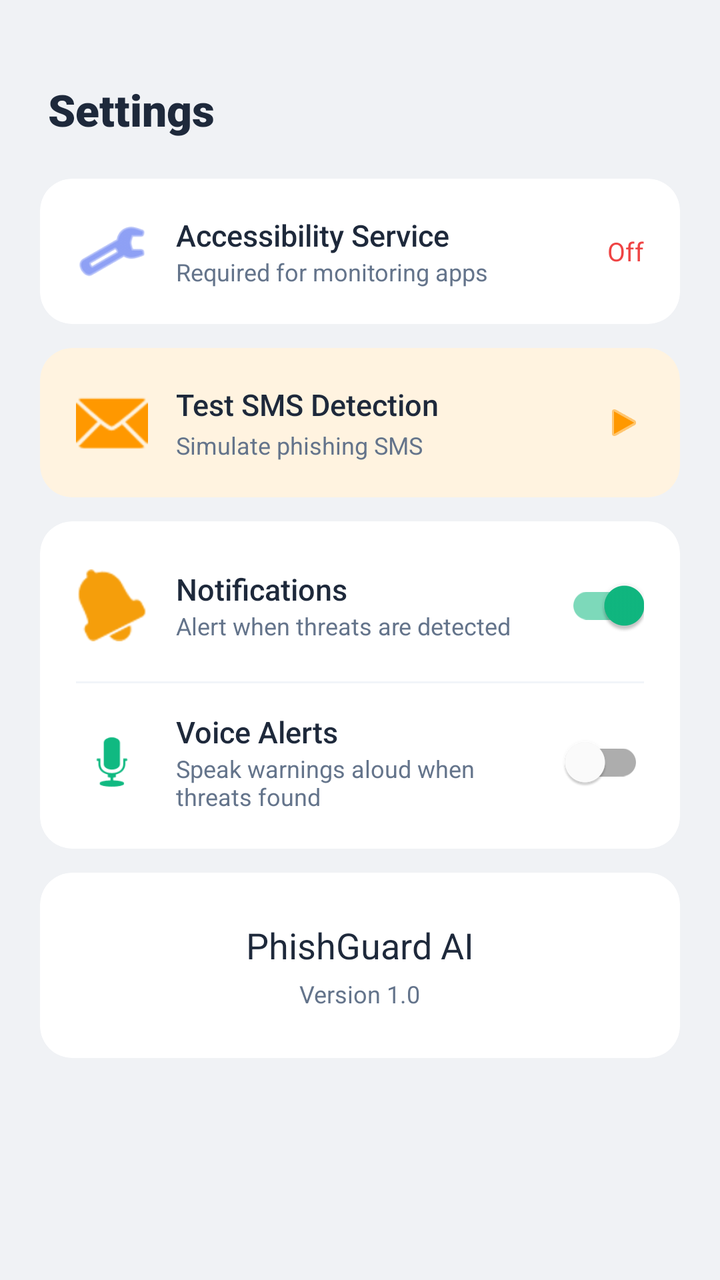
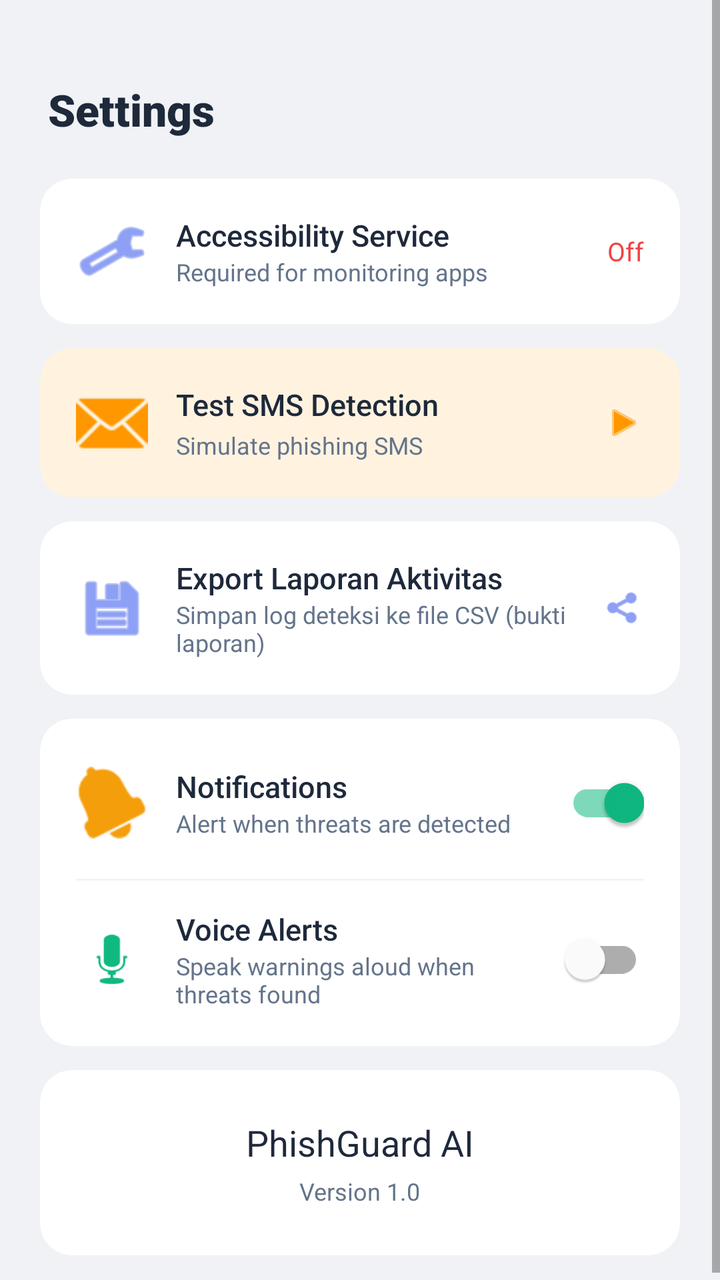

Two renders of the same Android screen: before a commit and after it. Below are the layout's source before the change and the commit's diff.
<!-- AndroidManifest.xml: application theme Theme.Ai_project_singapore -->
<!-- res/layout/fragment_settings.xml -->
<?xml version="1.0" encoding="utf-8"?>
<ScrollView xmlns:android="http://schemas.android.com/apk/res/android"
    xmlns:app="http://schemas.android.com/apk/res-auto"
    android:layout_width="match_parent"
    android:layout_height="match_parent"
    android:background="@color/background_light"
    android:fillViewport="true">

    <LinearLayout
        android:layout_width="match_parent"
        android:layout_height="wrap_content"
        android:orientation="vertical"
        android:paddingBottom="16dp">

        
        <TextView
            android:layout_width="wrap_content"
            android:layout_height="wrap_content"
            android:layout_marginStart="24dp"
            android:layout_marginTop="40dp"
            android:fontFamily="sans-serif-black"
            android:text="@string/settings_title"
            android:textColor="@color/text_primary"
            android:textSize="22sp" />

        
        <androidx.cardview.widget.CardView
            android:layout_width="match_parent"
            android:layout_height="wrap_content"
            android:layout_marginHorizontal="20dp"
            android:layout_marginTop="20dp"
            app:cardCornerRadius="16dp"
            app:cardElevation="0dp"
            app:cardBackgroundColor="@color/card_background">

            <LinearLayout
                android:id="@+id/btnAccessibility"
                android:layout_width="match_parent"
                android:layout_height="wrap_content"
                android:orientation="horizontal"
                android:gravity="center_vertical"
                android:padding="18dp"
                android:clickable="true"
                android:focusable="true"
                android:foreground="?android:attr/selectableItemBackground">

                <ImageView
                    android:layout_width="36dp"
                    android:layout_height="36dp"
                    android:src="@android:drawable/ic_menu_manage"
                    app:tint="@color/primary"
                    android:layout_marginEnd="14dp"/>

                <LinearLayout
                    android:layout_width="0dp"
                    android:layout_height="wrap_content"
                    android:layout_weight="1"
                    android:orientation="vertical">

                    <TextView
                        android:layout_width="wrap_content"
                        android:layout_height="wrap_content"
                        android:text="@string/setting_accessibility"
                        android:textColor="@color/text_primary"
                        android:textSize="15sp"
                        android:fontFamily="sans-serif-medium" />

                    <TextView
                        android:layout_width="wrap_content"
                        android:layout_height="wrap_content"
                        android:text="@string/setting_accessibility_desc"
                        android:textColor="@color/text_secondary"
                        android:textSize="12sp" />
                </LinearLayout>

                <TextView
                    android:id="@+id/tvAccessibilityStatus"
                    android:layout_width="wrap_content"
                    android:layout_height="wrap_content"
                    android:text="Off"
                    android:textColor="@color/error"
                    android:textSize="13sp"
                    android:fontFamily="sans-serif-bold" />
            </LinearLayout>
        </androidx.cardview.widget.CardView>
        
        
        <androidx.cardview.widget.CardView
            android:layout_width="match_parent"
            android:layout_height="wrap_content"
            android:layout_marginHorizontal="20dp"
            android:layout_marginTop="12dp"
            app:cardCornerRadius="16dp"
            app:cardElevation="0dp"
            app:cardBackgroundColor="#FFF3E0">

            <LinearLayout
                android:id="@+id/btnTestSms"
                android:layout_width="match_parent"
                android:layout_height="wrap_content"
                android:orientation="horizontal"
                android:gravity="center_vertical"
                android:padding="18dp"
                android:clickable="true"
                android:focusable="true"
                android:foreground="?android:attr/selectableItemBackground">

                <ImageView
                    android:layout_width="36dp"
                    android:layout_height="36dp"
                    android:src="@android:drawable/ic_dialog_email"
                    app:tint="#FF9800"
                    android:layout_marginEnd="14dp"/>

                <LinearLayout
                    android:layout_width="0dp"
                    android:layout_height="wrap_content"
                    android:layout_weight="1"
                    android:orientation="vertical">

                    <TextView
                        android:layout_width="wrap_content"
                        android:layout_height="wrap_content"
                        android:text="Test SMS Detection"
                        android:textColor="@color/text_primary"
                        android:textSize="15sp"
                        android:fontFamily="sans-serif-medium"
                        android:maxLines="1"
                        android:ellipsize="end" />

                    <TextView
                        android:layout_width="wrap_content"
                        android:layout_height="wrap_content"
                        android:text="Simulate phishing SMS"
                        android:textColor="@color/text_secondary"
                        android:textSize="12sp"
                        android:layout_marginTop="2dp"
                        android:maxLines="1"
                        android:ellipsize="end" />
                </LinearLayout>

                <ImageView
                    android:layout_width="20dp"
                    android:layout_height="20dp"
                    android:src="@android:drawable/ic_media_play"
                    app:tint="#FF9800" />
            </LinearLayout>
        </androidx.cardview.widget.CardView>

        
        <androidx.cardview.widget.CardView
            android:layout_width="match_parent"
            android:layout_height="wrap_content"
            android:layout_marginHorizontal="20dp"
            android:layout_marginTop="12dp"
            app:cardCornerRadius="16dp"
            app:cardElevation="0dp"
            app:cardBackgroundColor="@color/card_background">

            <LinearLayout
                android:layout_width="match_parent"
                android:layout_height="wrap_content"
                android:orientation="vertical"
                android:padding="4dp">

                
                <LinearLayout
                    android:layout_width="match_parent"
                    android:layout_height="wrap_content"
                    android:orientation="horizontal"
                    android:gravity="center_vertical"
                    android:padding="14dp">

                    <ImageView
                        android:layout_width="36dp"
                        android:layout_height="36dp"
                        android:src="@android:drawable/ic_popup_reminder"
                        app:tint="@color/warning"
                        android:layout_marginEnd="14dp"/>

                    <LinearLayout
                        android:layout_width="0dp"
                        android:layout_height="wrap_content"
                        android:layout_weight="1"
                        android:orientation="vertical">

                        <TextView
                            android:layout_width="wrap_content"
                            android:layout_height="wrap_content"
                            android:text="@string/setting_notifications"
                            android:textColor="@color/text_primary"
                            android:textSize="15sp"
                            android:fontFamily="sans-serif-medium" />

                        <TextView
                            android:layout_width="wrap_content"
                            android:layout_height="wrap_content"
                            android:text="@string/setting_notifications_desc"
                            android:textColor="@color/text_secondary"
                            android:textSize="12sp" />
                    </LinearLayout>

                    <com.google.android.material.switchmaterial.SwitchMaterial
                        android:id="@+id/switchNotifications"
                        android:layout_width="wrap_content"
                        android:layout_height="wrap_content"
                        android:checked="true" />
                </LinearLayout>

                <View android:layout_width="match_parent" android:layout_height="1dp"
                    android:background="@color/divider" android:layout_marginHorizontal="14dp"/>

                
                <LinearLayout
                    android:layout_width="match_parent"
                    android:layout_height="wrap_content"
                    android:orientation="horizontal"
                    android:gravity="center_vertical"
                    android:padding="14dp">

                    <ImageView
                        android:layout_width="36dp"
                        android:layout_height="36dp"
                        android:src="@android:drawable/ic_btn_speak_now"
                        app:tint="@color/success"
                        android:layout_marginEnd="14dp"/>

                    <LinearLayout
                        android:layout_width="0dp"
                        android:layout_height="wrap_content"
                        android:layout_weight="1"
                        android:orientation="vertical">

                        <TextView
                            android:layout_width="wrap_content"
                            android:layout_height="wrap_content"
                            android:text="@string/setting_tts"
                            android:textColor="@color/text_primary"
                            android:textSize="15sp"
                            android:fontFamily="sans-serif-medium" />

                        <TextView
                            android:layout_width="wrap_content"
                            android:layout_height="wrap_content"
                            android:text="@string/setting_tts_desc"
                            android:textColor="@color/text_secondary"
                            android:textSize="12sp" />
                    </LinearLayout>

                    <com.google.android.material.switchmaterial.SwitchMaterial
                        android:id="@+id/switchTts"
                        android:layout_width="wrap_content"
                        android:layout_height="wrap_content" />
                </LinearLayout>
            </LinearLayout>
        </androidx.cardview.widget.CardView>

        
        <androidx.cardview.widget.CardView
            android:layout_width="match_parent"
            android:layout_height="wrap_content"
            android:layout_marginHorizontal="20dp"
            android:layout_marginTop="12dp"
            app:cardCornerRadius="16dp"
            app:cardElevation="0dp"
            app:cardBackgroundColor="@color/card_background">

            <LinearLayout
                android:layout_width="match_parent"
                android:layout_height="wrap_content"
                android:orientation="vertical"
                android:gravity="center"
                android:padding="24dp">

                <TextView
                    android:layout_width="wrap_content"
                    android:layout_height="wrap_content"
                    android:text="@string/app_name"
                    android:textColor="@color/text_primary"
                    android:textSize="18sp"
                    android:fontFamily="sans-serif-bold" />

                <TextView
                    android:layout_width="wrap_content"
                    android:layout_height="wrap_content"
                    android:text="@string/setting_version"
                    android:textColor="@color/text_secondary"
                    android:textSize="12sp"
                    android:layout_marginTop="4dp" />
            </LinearLayout>
        </androidx.cardview.widget.CardView>

    </LinearLayout>
</ScrollView>
<!-- resources referenced by this layout -->
<resources>
  <color name="background_light">#F0F2F5</color>
  <color name="card_background">#FFFFFF</color>
  <color name="divider">#F1F5F9</color>
  <color name="error">#EF4444</color>
  <color name="primary">#4361EE</color>
  <color name="success">#10B981</color>
  <color name="text_primary">#1E293B</color>
  <color name="text_secondary">#64748B</color>
  <color name="warning">#F59E0B</color>
  <string name="app_name">PhishGuard AI</string>
  <string name="setting_accessibility">Accessibility Service</string>
  <string name="setting_accessibility_desc">Required for monitoring apps</string>
  <string name="setting_notifications">Notifications</string>
  <string name="setting_notifications_desc">Alert when threats are detected</string>
  <string name="setting_tts">Voice Alerts</string>
  <string name="setting_tts_desc">Speak warnings aloud when threats found</string>
  <string name="setting_version">Version 1.0</string>
  <string name="settings_title">Settings</string>
  <style name="Theme.Ai_project_singapore" parent="Theme.MaterialComponents.DayNight.NoActionBar">
          
          <item name="colorPrimary">@color/primary</item>
          <item name="colorPrimaryVariant">@color/primary_dark</item>
          <item name="colorOnPrimary">@color/white</item>
          
          <item name="colorSecondary">@color/success</item>
          <item name="colorSecondaryVariant">@color/success_dark</item>
          <item name="colorOnSecondary">@color/white</item>
          
          <item name="android:statusBarColor">?attr/colorPrimaryVariant</item>
          
      </style>
  <color name="primary_dark">#3A0CA3</color>
  <color name="white">#FFFFFFFF</color>
  <color name="success_dark">#059669</color>
</resources>

<!-- the commit's change to res/layout/fragment_settings.xml (unified diff, before → after) -->
@@ -158,6 +158,64 @@
             app:cardBackgroundColor="@color/card_background">
 
             <LinearLayout
+                android:id="@+id/btnExportLog"
+                android:layout_width="match_parent"
+                android:layout_height="wrap_content"
+                android:orientation="horizontal"
+                android:gravity="center_vertical"
+                android:padding="18dp"
+                android:clickable="true"
+                android:focusable="true"
+                android:foreground="?android:attr/selectableItemBackground">
+
+                <ImageView
+                    android:layout_width="36dp"
+                    android:layout_height="36dp"
+                    android:src="@android:drawable/ic_menu_save"
+                    app:tint="@color/primary"
+                    android:layout_marginEnd="14dp"/>
+
+                <LinearLayout
+                    android:layout_width="0dp"
+                    android:layout_height="wrap_content"
+                    android:layout_weight="1"
+                    android:orientation="vertical">
+
+                    <TextView
+                        android:layout_width="wrap_content"
+                        android:layout_height="wrap_content"
+                        android:text="@string/setting_export"
+                        android:textColor="@color/text_primary"
+                        android:textSize="15sp"
+                        android:fontFamily="sans-serif-medium" />
+
+                    <TextView
+                        android:layout_width="wrap_content"
+                        android:layout_height="wrap_content"
+                        android:text="@string/setting_export_desc"
+                        android:textColor="@color/text_secondary"
+                        android:textSize="12sp" />
+                </LinearLayout>
+
+                <ImageView
+                    android:layout_width="20dp"
+                    android:layout_height="20dp"
+                    android:src="@android:drawable/ic_menu_share"
+                    app:tint="@color/primary" />
+            </LinearLayout>
+        </androidx.cardview.widget.CardView>
+
+        
+        <androidx.cardview.widget.CardView
+            android:layout_width="match_parent"
+            android:layout_height="wrap_content"
+            android:layout_marginHorizontal="20dp"
+            android:layout_marginTop="12dp"
+            app:cardCornerRadius="16dp"
+            app:cardElevation="0dp"
+            app:cardBackgroundColor="@color/card_background">
+
+            <LinearLayout
                 android:layout_width="match_parent"
                 android:layout_height="wrap_content"
                 android:orientation="vertical"
<!-- resource entries referenced after the edit -->
@@ -12,6 +12,8 @@
   <string name="app_name">PhishGuard AI</string>
   <string name="setting_accessibility">Accessibility Service</string>
   <string name="setting_accessibility_desc">Required for monitoring apps</string>
+  <string name="setting_export">Export Laporan Aktivitas</string>
+  <string name="setting_export_desc">Simpan log deteksi ke file CSV (bukti laporan)</string>
   <string name="setting_notifications">Notifications</string>
   <string name="setting_notifications_desc">Alert when threats are detected</string>
   <string name="setting_tts">Voice Alerts</string>
